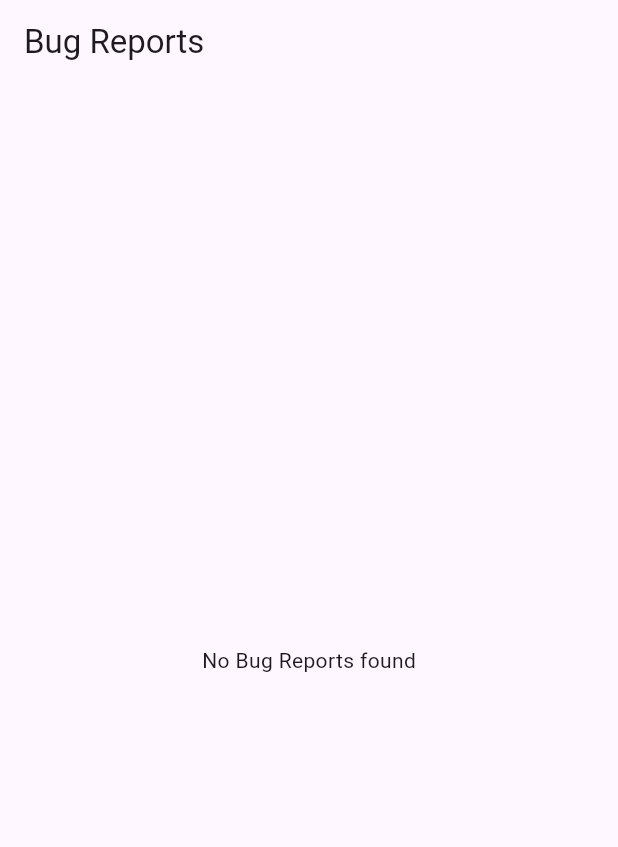
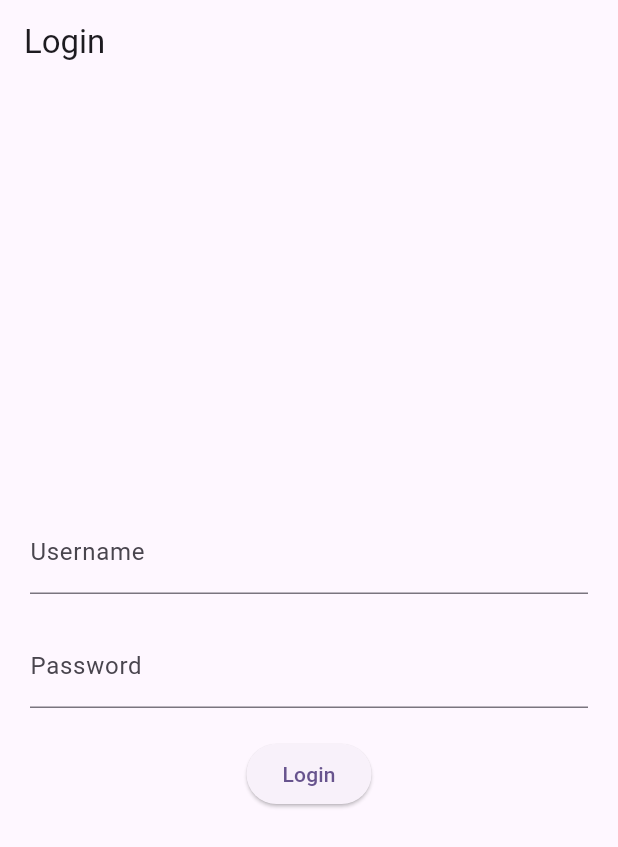
Before and after one commit to ahmaddioxide/ppocket-admin, a Flutter app: the screen it shows after launch, on a phone screen of 412 x 824 dp. Shown: the top 847 px of the screen. Run offline on Flutter 3.47's test engine with Material 3 defaults, Android fonts, the phone set to English and light mode, and no system bars; our stand-ins replace auto_size_text, cloud_firestore, file_picker, firebase_core, firebase_storage, get and 1 more; accounts and stored records are empty.

Commit message:
Add Bug reports and Login screen

```diff
--- /dev/null
+++ b/lib/controllers/auth_controller.dart
@@ -0,0 +1,40 @@
+
+class LoginController {
+  final Map<String, String> _credentials = {
+    'admin': 'admin123',
+    'user': 'user123',
+  };
+
+  String? errorMessage;
+
+  bool login(String username, String password) {
+    if (_credentials.containsKey(username) && _credentials[username] == password) {
+      errorMessage = null;
+      // Do something after successful login
+      print('Login successful as $username');
+      return true;
+    } else {
+      errorMessage = 'Invalid username or password';
+      return false;
+    }
+  }
+}
+
+void main() {
+  LoginController loginController = LoginController();
+
+  // Example usage:
+  bool isAdminLoggedIn = loginController.login('admin', 'admin123');
+  if (isAdminLoggedIn) {
+    // Navigate to admin screen
+  } else {
+    print(loginController.errorMessage);
+  }
+
+  bool isUserLoggedIn = loginController.login('user', 'user123');
+  if (isUserLoggedIn) {
+    // Navigate to user screen
+  } else {
+    print(loginController.errorMessage);
+  }
+}
--- a/lib/main.dart
+++ b/lib/main.dart
@@ -1,6 +1,7 @@
 import 'package:firebase_core/firebase_core.dart';
 import 'package:flutter/material.dart';
 import 'package:ppocket_admin/screens/admin/bug_reports_screen.dart';
+import 'package:ppocket_admin/screens/login/login_screen.dart';
 import 'package:ppocket_admin/screens/qr_genration_screen.dart';
 
 import 'firebase_options.dart';
@@ -27,7 +28,7 @@ class MyApp extends StatelessWidget {
         colorScheme: ColorScheme.fromSeed(seedColor: Colors.deepPurple),
         useMaterial3: true,
       ),
-      home: BugReportsScreen()
+      home: LoginPage(),
     );
   }
 }
--- a/lib/screens/admin/bug_reports_screen.dart
+++ b/lib/screens/admin/bug_reports_screen.dart
@@ -2,39 +2,48 @@ import 'package:flutter/material.dart';
 import 'package:get/get.dart';
 import 'package:ppocket_admin/controllers/bug_report_controller.dart';
 
-class BugReportsScreen extends StatelessWidget {
-  final BugReportsController bugReportsController = Get.put(BugReportsController());
+class BugReportScreen extends StatelessWidget {
+  final BugReportController bugReportController =
+      Get.put(BugReportController());
 
   @override
   Widget build(BuildContext context) {
+    // Fetch bug reports when screen initializes
+    bugReportController.getBugReports();
+
     return Scaffold(
       appBar: AppBar(
-        title: Text('Bug Reports'),
+        title: const Text('Bug Reports'),
       ),
       body: Obx(
-        () => bugReportsController.isLoading.value
-            ? Center(
-                child: CircularProgressIndicator(),
+        () => bugReportController.bugReports.isEmpty
+            ? const Center(
+                child: Text(
+                  'No bug reports found',
+                  style: TextStyle(fontSize: 18.0, color: Colors.grey),
+                ),
               )
-            : bugReportsController.isError.value
-                ? Center(
-                    child: Text(bugReportsController.errorMessage.value),
-                  )
-                : bugReportsController.bugReports.isEmpty
-                    ? Center(
-                        child: Text('No Bug Reports found'),
-                      )
-                    : ListView.builder(
-                        itemCount: bugReportsController.bugReports.length,
-                        itemBuilder: (context, index) {
-                          final report = bugReportsController.bugReports[index];
-                          return ListTile(
-                            title: Text(report['title']),
-                            subtitle: Text(report['description']),
-                            // Add more fields if needed
-                          );
-                        },
+            : ListView.builder(
+                itemCount: bugReportController.bugReports.length,
+                itemBuilder: (context, index) {
+                  final bugReport = bugReportController.bugReports[index];
+                  return Card(
+                    elevation: 3.0,
+                    margin: const EdgeInsets.symmetric(
+                      horizontal: 10.0,
+                      vertical: 5.0,
+                    ),
+                    child: ListTile(
+                      title: Text(
+                        bugReport['bug'],
+                        style: const TextStyle(fontWeight: FontWeight.bold),
                       ),
+                      subtitle: Text('Reported by: ${bugReport['userId']}'),
+
+                    ),
+                  );
+                },
+              ),
       ),
     );
   }
--- /dev/null
+++ b/lib/screens/login/login_screen.dart
@@ -0,0 +1,79 @@
+import 'package:flutter/material.dart';
+import 'package:ppocket_admin/controllers/auth_controller.dart';
+import 'package:ppocket_admin/screens/admin/bug_reports_screen.dart';
+import 'package:ppocket_admin/screens/qr_genration_screen.dart';
+
+
+
+class LoginPage extends StatefulWidget {
+  @override
+  _LoginPageState createState() => _LoginPageState();
+}
+
+class _LoginPageState extends State<LoginPage> {
+  final TextEditingController _usernameController = TextEditingController();
+  final TextEditingController _passwordController = TextEditingController();
+  final LoginController _loginController = LoginController();
+
+  void _login() {
+    String username = _usernameController.text;
+    String password = _passwordController.text;
+
+    if (_loginController.login(username, password)) {
+      Navigator.pushReplacement(
+        context,
+        MaterialPageRoute(
+          builder: (context) {
+            if (username == 'admin') {
+              return BugReportScreen();
+            } else {
+              return QrGenerationScreen();
+            }
+          },
+        ),
+      );
+    } else {
+      ScaffoldMessenger.of(context).showSnackBar(
+        SnackBar(
+          content: Text(_loginController.errorMessage!),
+        ),
+      );
+    }
+  }
+
+  @override
+  Widget build(BuildContext context) {
+    return Scaffold(
+      appBar: AppBar(
+        title: Text('Login'),
+      ),
+      body: Padding(
+        padding: const EdgeInsets.all(20.0),
+        child: Column(
+          mainAxisAlignment: MainAxisAlignment.center,
+          children: <Widget>[
+            TextField(
+              controller: _usernameController,
+              decoration: InputDecoration(
+                labelText: 'Username',
+              ),
+            ),
+            SizedBox(height: 20.0),
+            TextField(
+              controller: _passwordController,
+              obscureText: true,
+              decoration: InputDecoration(
+                labelText: 'Password',
+              ),
+            ),
+            SizedBox(height: 20.0),
+            ElevatedButton(
+              onPressed: _login,
+              child: Text('Login'),
+            ),
+          ],
+        ),
+      ),
+    );
+  }
+}
--- a/lib/services/firestore_services.dart
+++ b/lib/services/firestore_services.dart
@@ -22,9 +22,9 @@ static Future<List<Map<String, dynamic>>> getAllBugReports() async {
     final List<Map<String, dynamic>> bugReports = [];
 
     await bugReportsCollection.get().then((value) {
-      value.docs.forEach((doc) {
+      for (var doc in value.docs) {
         bugReports.add(doc.data());
-      });
+      }
     }).onError((error, stackTrace) {
       print('Error Getting Bug Reports from FireStore: $error');
 
```
Also changed, not shown: lib/controllers/bug_report_controller.dart (+17 -22 lines), lib/services/database_service.dart (added, +50 -0 lines).
